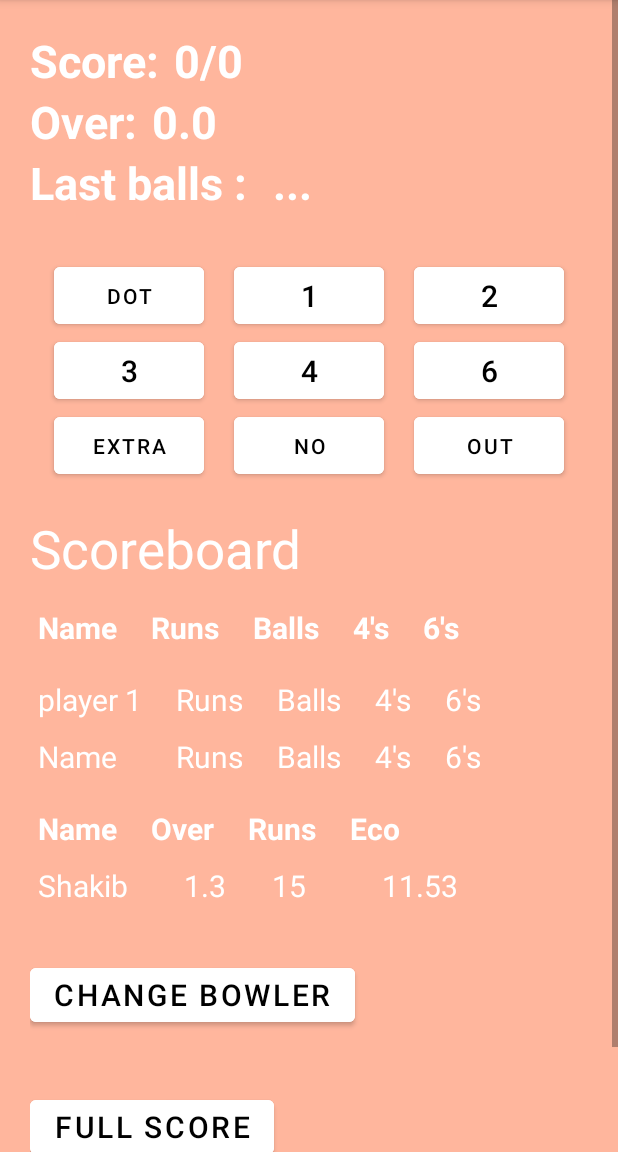
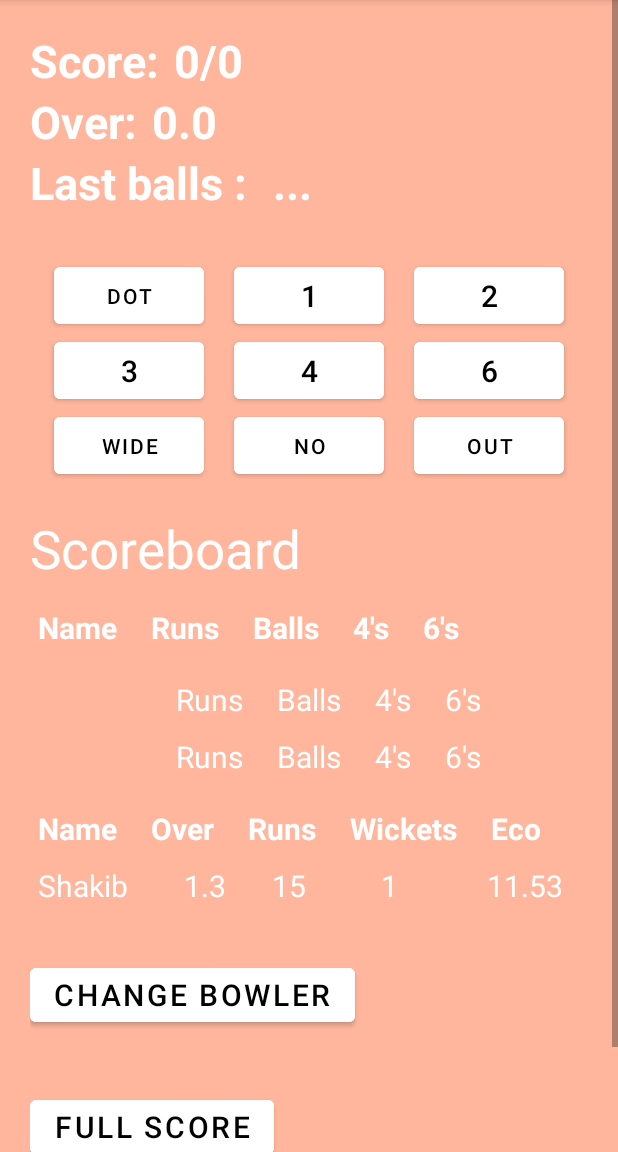
Before and after one commit to Abdulla-Al-Mued/Cricket-para, an Android app: the scoreBoard screen opened directly, with no data from a screen before it, on a phone screen of 412 x 824 dp, the part 84-1236 px from its top. Run offline under Robolectric (Android 15) with nearby library versions, the phone set to English and light mode, and no system bars; our stand-ins replace Room's generated code.

Commit message:
step 1.5 is complete

```diff
--- a/app/src/main/java/com/example/cricketpara/Database/AppDatabase.java
+++ b/app/src/main/java/com/example/cricketpara/Database/AppDatabase.java
@@ -6,7 +6,7 @@ import androidx.room.Database;
 import androidx.room.Room;
 import androidx.room.RoomDatabase;
 
-@Database(entities = {Match.class, Innings.class, BatsMan.class, Bowler.class},version = 2)
+@Database(entities = {Match.class, Innings.class, BatsMan.class, Bowler.class, Last_balls.class},version = 1)
 public abstract class AppDatabase extends RoomDatabase {
 
     private static final String DB_NAME = "score";
--- a/app/src/main/java/com/example/cricketpara/Database/UserDao.java
+++ b/app/src/main/java/com/example/cricketpara/Database/UserDao.java
@@ -23,6 +23,18 @@ public interface UserDao {
     @Query("select MAX(match_id) from `Match`")
     int MaxId();
 
+    @Query("select bat_name from BatsMan where bat_id = :b_id and innings_id = :ings_id")
+    String batInfo(int b_id, int ings_id);
+
+    @Query("update BatsMan set ball_played = ball_played + 1, t_run = t_run + :run where bat_id = :b_id and innings_id = :ing_id")
+    void inc_batsman(int b_id, int ing_id, int run);
+
+    @Query("update Innings set t_run = t_run + :runs, t_bowled = t_bowled + 1 where innings_id = :ing_id")
+    void inc_innings(int ing_id, int runs);
+
+    @Query("update Bowler set balls = balls + 1 where innings_id = :ing_id and bow_id = :bow_id")
+    void inc_bow(int ing_id, int bow_id);
+
     @Insert
     void insertInnings(Innings... innings);
 
@@ -32,4 +44,20 @@ public interface UserDao {
     @Insert
     void insertBowler(Bowler... bowler);
 
+    @Insert
+    void insertLastBalls(Last_balls... last_balls);
+
+    @Query("select bat_id from Last_balls Where id = (select MAX(id) from Last_balls)")
+    int getLastBats();
+
+    @Query("select runs from Last_balls Where id = (select MAX(id) from Last_balls)")
+    int getLastRuns();
+
+    @Query("select bat_id from BatsMan where status='batting' and innings_id = :ing_id and bat_id != :bId")
+    int getBatsMan(int bId, int ing_id);
+
+    @Query("select t_bowled from Innings where innings_id = :ing_id")
+    int getBalls(int ing_id);
+
+
 }
--- a/app/src/main/java/com/example/cricketpara/scoreBoard.java
+++ b/app/src/main/java/com/example/cricketpara/scoreBoard.java
@@ -9,11 +9,13 @@ import android.os.Bundle;
 import android.view.View;
 import android.widget.Button;
 import android.widget.EditText;
+import android.widget.TextView;
 
 import com.example.cricketpara.Database.AppDatabase;
 import com.example.cricketpara.Database.BatsMan;
 import com.example.cricketpara.Database.Bowler;
 import com.example.cricketpara.Database.Innings;
+import com.example.cricketpara.Database.Last_balls;
 import com.google.android.material.textfield.TextInputLayout;
 
 public class scoreBoard extends AppCompatActivity {
@@ -23,7 +25,10 @@ public class scoreBoard extends AppCompatActivity {
 
     private AlertDialog.Builder dialogueBuilder;
     private AlertDialog dialog;
-    private Button submit;
+    private Button submit, dot, one, two, three, four, six, wide, no, out, change_bowler;
+    private TextView balls, runs, wickets, bat_man1, bat_man2, Bowler,
+            p1_runs, p1_balls, p1_4s, p1_6s,p2_runs, p2_balls, p2_4s, p2_6s,
+            bow_over, bow_runs, bow_eco, bow_wicket;
 
     @Override
     protected void onCreate(Bundle savedInstanceState) {
@@ -31,8 +36,56 @@ public class scoreBoard extends AppCompatActivity {
         setContentView(R.layout.activity_score_boad);
 
         full_score = findViewById(R.id.full_score);
+        dot = findViewById(R.id.dot);
+        one = findViewById(R.id.one);
+        two = findViewById(R.id.two);
+        three = findViewById(R.id.three);
+        four = findViewById(R.id.four);
+        six = findViewById(R.id.six);
+        wide = findViewById(R.id.wide);
+        no = findViewById(R.id.no);
+        out = findViewById(R.id.out);
+        change_bowler = findViewById(R.id.change_bower);
+
+        //text views
+        balls = findViewById(R.id.balls);
+        runs = findViewById(R.id.runs);
+        wickets = findViewById(R.id.wickets);
+        bat_man1 = findViewById(R.id.bat1);
+        bat_man2 = findViewById(R.id.bat2);
+        Bowler = findViewById(R.id.bowler);
+
+        //player one
+        p1_runs = findViewById(R.id.p1_runs);
+        p1_balls = findViewById(R.id.p1_balls);
+        p1_4s = findViewById(R.id.p1_4s);
+        p1_6s = findViewById(R.id.p1_6s);
+
+        //player two
+        p2_runs = findViewById(R.id.p2_runs);
+        p2_balls = findViewById(R.id.p2_balls);
+        p2_4s = findViewById(R.id.p2_4s);
+        p2_6s = findViewById(R.id.p2_6s);
+
+        //bowler
+        bow_over = findViewById(R.id.bow_over);
+        bow_runs = findViewById(R.id.bow_runs);
+        bow_eco = findViewById(R.id.bow_eco);
+        bow_wicket = findViewById(R.id.bow_wicket);
+
+        SharedPreferences sp = getSharedPreferences("innings",MODE_PRIVATE);
+
+        AppDatabase db = AppDatabase.getDb(this);
+        String b1 = db.userDao().batInfo(1, sp.getInt("innings_id",0));
+        String b2 = db.userDao().batInfo(2, sp.getInt("innings_id",0));
+
+        bat_man1.setText(b1);
+        bat_man2.setText(b2);
+
 
         createNewMatchDialog();
+
+        setAllOperation();
 
 
         full_score.setOnClickListener(new View.OnClickListener() {
@@ -42,6 +95,146 @@ public class scoreBoard extends AppCompatActivity {
             }
         });
 
+
+    }
+
+    private void setAllOperation() {
+        SharedPreferences sp = getSharedPreferences("innings",MODE_PRIVATE);
+        AppDatabase db = AppDatabase.getDb(this);
+
+        dot.setOnClickListener(new View.OnClickListener() {
+            @Override
+            public void onClick(View view) {
+
+                int lastBat,lastRun, bat_id, balls;
+                lastBat = db.userDao().getLastBats();
+                lastRun = db.userDao().getLastRuns();
+                balls = db.userDao().getBalls(sp.getInt("innings_id",0));
+
+
+                if(lastRun % 2 == 0 && balls % 6 !=0)
+                    bat_id = lastBat;
+                else if(lastRun % 2 != 0 && balls % 6 ==0)
+                    bat_id = lastBat;
+                else
+                    bat_id = db.userDao().getBatsMan(lastBat,sp.getInt("innings_id",0));
+
+
+
+                db.userDao().inc_innings(sp.getInt("innings_id",0),0);
+                db.userDao().inc_batsman(bat_id,sp.getInt("innings_id",0),0);
+                db.userDao().inc_bow(sp.getInt("innings_id",0),1);
+                db.userDao().insertLastBalls(new Last_balls(1,bat_id,0,0));
+
+                balls = db.userDao().getBalls(sp.getInt("innings_id",0));
+
+
+                if(balls % 6 == 0){
+
+                    changeBowlerDialog();
+
+                }
+
+            }
+        });
+
+        one.setOnClickListener(new View.OnClickListener() {
+            @Override
+            public void onClick(View view) {
+
+
+                int lastBat,lastRun, bat_id, balls;
+                lastBat = db.userDao().getLastBats();
+                lastRun = db.userDao().getLastRuns();
+                balls = db.userDao().getBalls(sp.getInt("innings_id",0));
+
+
+                if(lastRun % 2 == 0 && balls % 6 !=0)
+                    bat_id = lastBat;
+                else if(lastRun % 2 != 0 && balls % 6 ==0)
+                    bat_id = lastBat;
+                else
+                    bat_id = db.userDao().getBatsMan(lastBat,sp.getInt("innings_id",0));
+
+
+                db.userDao().inc_innings(sp.getInt("innings_id",0),1);
+                db.userDao().inc_batsman(bat_id,sp.getInt("innings_id",0),1);
+                db.userDao().inc_bow(sp.getInt("innings_id",0),1);
+                db.userDao().insertLastBalls(new Last_balls(1,bat_id,1,0));
+
+                balls = db.userDao().getBalls(sp.getInt("innings_id",0));
+
+
+                if(balls % 6 == 0){
+
+                    changeBowlerDialog();
+
+                }
+
+
+            }
+        });
+
+        two.setOnClickListener(new View.OnClickListener() {
+            @Override
+            public void onClick(View view) {
+
+            }
+        });
+
+        three.setOnClickListener(new View.OnClickListener() {
+            @Override
+            public void onClick(View view) {
+
+            }
+        });
+
+        four.setOnClickListener(new View.OnClickListener() {
+            @Override
+            public void onClick(View view) {
+
+            }
+        });
+
+        six.setOnClickListener(new View.OnClickListener() {
+            @Override
+            public void onClick(View view) {
+
+            }
+        });
+
+        wide.setOnClickListener(new View.OnClickListener() {
+            @Override
+            public void onClick(View view) {
+
+            }
+        });
+
+        no.setOnClickListener(new View.OnClickListener() {
+            @Override
+            public void onClick(View view) {
+
+            }
+        });
+
+        out.setOnClickListener(new View.OnClickListener() {
+            @Override
+            public void onClick(View view) {
+
+            }
+        });
+
+    }
+
+
+    public void changeBowlerDialog(){
+
+        dialogueBuilder = new AlertDialog.Builder(this);
+        final View matchPopupView = getLayoutInflater().inflate(R.layout.change_bowler, null);
+        dialogueBuilder.setView(matchPopupView);
+        dialog = dialogueBuilder.create();
+        dialog.show();
+        dialog.setCanceledOnTouchOutside(false);
 
     }
 
@@ -92,11 +285,23 @@ public class scoreBoard extends AppCompatActivity {
                     db.userDao().insertInnings(new Innings(innings.getInt("innings_id",0),Integer.parseInt(over.getEditText().getText().toString()),
                             0,0,0));
                     db.userDao().insertBatsman(new BatsMan(innings.getInt("innings_id",0),bat1.getEditText().getText().toString(),
-                            1,0,0,0,0));
+                            1,0,0,0,0, "batting"));
                     db.userDao().insertBatsman(new BatsMan(innings.getInt("innings_id",0),bat2.getEditText().getText().toString(),
-                            2,0,0,0,0));
+                            2,0,0,0,0,"batting"));
                     db.userDao().insertBowler(new Bowler(innings.getInt("innings_id",0), 1,bowler.getEditText().getText().toString(),
                             0,0,0));
+
+                    /*SharedPreferences bat = getSharedPreferences("striker",MODE_PRIVATE);
+                    SharedPreferences.Editor edit = bat.edit();
+                    edit.putInt("strike",1);
+                    edit.commit();
+
+                    SharedPreferences bow = getSharedPreferences("Bowler",MODE_PRIVATE);
+                    SharedPreferences.Editor bow1 = bow.edit();
+                    bow1.putInt("bowler",1);
+                    bow1.commit();*/
+
+                    db.userDao().insertLastBalls(new Last_balls(1,1,0,0));
 
                     dialog.dismiss();
 
--- a/app/src/main/res/layout/activity_score_boad.xml
+++ b/app/src/main/res/layout/activity_score_boad.xml
@@ -34,6 +34,7 @@
                     android:textColor="@color/white"
                     />
                 <TextView
+                    android:id="@+id/runs"
                     android:layout_width="wrap_content"
                     android:layout_height="wrap_content"
                     android:text="0"
@@ -50,6 +51,7 @@
                     android:textColor="@color/white"
                     />
                 <TextView
+                    android:id="@+id/wickets"
                     android:layout_width="wrap_content"
                     android:layout_height="wrap_content"
                     android:text="0"
@@ -83,6 +85,7 @@
                     android:textColor="@color/white"
                     />
                 <TextView
+                    android:id="@+id/overs"
                     android:layout_width="wrap_content"
                     android:layout_height="wrap_content"
                     android:text="0"
@@ -99,6 +102,7 @@
                     android:textColor="@color/white"
                     />
                 <TextView
+                    android:id="@+id/balls"
                     android:layout_width="wrap_content"
                     android:layout_height="wrap_content"
                     android:text="0"
@@ -177,6 +181,7 @@
                 >
 
                 <Button
+                    android:id="@+id/dot"
                     android:layout_marginRight="20dp"
                     android:layout_width="100dp"
                     android:layout_height="50dp"
@@ -185,6 +190,7 @@
                     android:backgroundTint="@color/white"/>
 
                 <Button
+                    android:id="@+id/one"
                     android:layout_marginRight="20dp"
                     android:layout_width="100dp"
                     android:layout_height="50dp"
@@ -193,6 +199,7 @@
                     android:textColor="@color/black"
                     android:backgroundTint="@color/white"/>
                 <Button
+                    android:id="@+id/two"
                     android:layout_width="100dp"
                     android:layout_height="50dp"
                     android:text="2"
@@ -209,6 +216,7 @@
                 >
 
                 <Button
+                    android:id="@+id/three"
                     android:layout_marginRight="20dp"
                     android:layout_width="100dp"
                     android:layout_height="50dp"
@@ -218,6 +226,7 @@
                     android:backgroundTint="@color/white"/>
 
                 <Button
+                    android:id="@+id/four"
                     android:layout_marginRight="20dp"
                     android:layout_width="100dp"
                     android:layout_height="50dp"
@@ -226,6 +235,7 @@
                     android:textColor="@color/black"
                     android:backgroundTint="@color/white"/>
                 <Button
+                    android:id="@+id/six"
                     android:layout_width="100dp"
                     android:layout_height="50dp"
                     android:text="6"
@@ -242,14 +252,16 @@
                 >
 
                 <Button
+                    android:id="@+id/wide"
                     android:layout_marginRight="20dp"
                     android:layout_width="100dp"
                     android:layout_height="50dp"
-                    android:text="Extra"
+                    android:text="Wide"
                     android:textColor="@color/black"
                     android:backgroundTint="@color/white"/>
 
                 <Button
+                    android:id="@+id/no"
                     android:layout_marginRight="20dp"
                     android:layout_width="100dp"
                     android:layout_height="50dp"
@@ -257,6 +269,7 @@
                     android:textColor="@color/black"
                     android:backgroundTint="@color/white"/>
                 <Button
+                    android:id="@+id/out"
                     android:layout_width="100dp"
                     android:layout_height="50dp"
                     android:text="Out"
@@ -344,6 +357,7 @@
                 android:orientation="horizontal">
 
                 <TextView
+                    android:id="@+id/bat1"
                     android:layout_width="80dp"
                     android:layout_height="wrap_content"
                     android:padding="5dp"
@@ -352,6 +366,7 @@
                     android:textSize="20sp" />
 
                 <TextView
+                    android:id="@+id/p1_runs"
                     android:layout_width="wrap_content"
                     android:layout_height="wrap_content"
                     android:layout_marginLeft="12dp"
@@ -361,6 +376,7 @@
                     android:textSize="20sp" />
 
                 <TextView
+                    android:id="@+id/p1_balls"
                     android:layout_width="wrap_content"
                     android:layout_height="wrap_content"
                     android:layout_marginLeft="12dp"
@@ -370,6 +386,7 @@
                     android:textSize="20sp" />
 
                 <TextView
+                    android:id="@+id/p1_4s"
                     android:layout_width="wrap_content"
                     android:layout_height="wrap_content"
                     android:layout_marginLeft="12dp"
@@ -379,6 +396,7 @@
                     android:textSize="20sp" />
 
                 <TextView
+                    android:id="@+id/p1_6s"
                     android:layout_width="wrap_content"
                     android:layout_height="wrap_content"
                     android:layout_marginLeft="12dp"
@@ -395,14 +413,16 @@
                 android:orientation="horizontal">
 
                 <TextView
+                    android:id="@+id/bat2"
                     android:layout_width="80dp"
                     android:layout_height="wrap_content"
                     android:padding="5dp"
-                    android:text="Name"
+                    android:text="player2"
                     android:textColor="@color/white"
                     android:textSize="20sp" />
 
                 <TextView
+                    android:id="@+id/p2_runs"
                     android:layout_width="wrap_content"
                     android:layout_height="wrap_content"
                     android:layout_marginLeft="12dp"
@@ -412,6 +432,7 @@
                     android:textSize="20sp" />
 
                 <TextView
+                    android:id="@+id/p2_balls"
                     android:layout_width="wrap_content"
                     android:layout_height="wrap_content"
                     android:layout_marginLeft="12dp"
@@ -421,6 +442,7 @@
                     android:textSize="20sp" />
 
                 <TextView
+                    android:id="@+id/p2_4s"
                     android:layout_width="wrap_content"
                     android:layout_height="wrap_content"
                     android:layout_marginLeft="12dp"
@@ -430,6 +452,7 @@
                     android:textSize="20sp" />
 
                 <TextView
+                    android:id="@+id/p2_6s"
                     android:layout_width="wrap_content"
                     android:layout_height="wrap_content"
                     android:layout_marginLeft="12dp"
@@ -480,6 +503,16 @@
                     android:layout_height="wrap_content"
                     android:layout_marginLeft="12dp"
                     android:padding="5dp"
+                    android:text="Wickets"
+                    android:textColor="@color/white"
+                    android:textSize="20sp"
+                    android:textStyle="bold" />
+
+                <TextView
+                    android:layout_width="wrap_content"
+                    android:layout_height="wrap_content"
+                    android:layout_marginLeft="12dp"
+                    android:padding="5dp"
                     android:text="Eco"
                     android:textColor="@color/white"
                     android:textSize="20sp"
@@ -494,6 +527,7 @@
                 android:orientation="horizontal">
 
                 <TextView
+                    android:id="@+id/bowler"
                     android:layout_width="85dp"
                     android:layout_height="wrap_content"
                     android:padding="5dp"
@@ -502,6 +536,7 @@
                     android:textSize="20sp" />
 
                 <TextView
+                    android:id="@+id/bow_over"
                     android:layout_width="wrap_content"
                     android:layout_height="wrap_content"
                     android:layout_marginLeft="12dp"
@@ -511,6 +546,7 @@
                     android:textSize="20sp" />
 
                 <TextView
+                    android:id="@+id/bow_runs"
                     android:layout_width="wrap_content"
                     android:layout_height="wrap_content"
                     android:layout_marginLeft="20dp"
@@ -520,9 +556,21 @@
                     android:textSize="20sp" />
 
                 <TextView
+                    android:id="@+id/bow_wicket"
+                    android:layout_width="60dp"
+                    android:layout_height="wrap_content"
+                    android:layout_marginLeft="20dp"
+                    android:padding="5dp"
+                    android:text="1"
+                    android:textAlignment="center"
+                    android:textColor="@color/white"
+                    android:textSize="20sp" />
+
+                <TextView
+                    android:id="@+id/bow_eco"
                     android:layout_width="wrap_content"
                     android:layout_height="wrap_content"
-                    android:layout_marginLeft="40dp"
+                    android:layout_marginLeft="30dp"
                     android:padding="5dp"
                     android:text="11.53"
                     android:textColor="@color/white"
@@ -540,7 +588,6 @@
                 android:text="Change Bowler"
                 android:textColor="@color/black"
                 android:textSize="20sp"
-
                 />
 
             <Button
@@ -553,7 +600,6 @@
                 android:text="full score"
                 android:textColor="@color/black"
                 android:textSize="20sp"
-
                 />
 
         </LinearLayout>
```
Also changed, not shown: app/src/main/java/com/example/cricketpara/Database/BatsMan.java (+13 -1 lines), app/src/main/java/com/example/cricketpara/Database/Last_balls.java (added, +71 -0 lines), app/src/main/res/layout/change_bowler.xml (added, +91 -0 lines).
